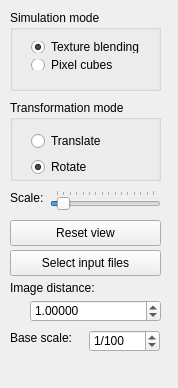
This is glxraysim/mainwindow.ui in ulikoehler/xraysim as Qt 5 draws it before an edit. The edited form follows.
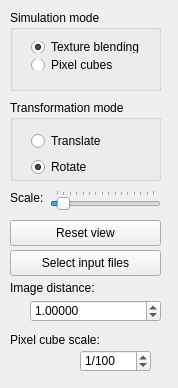
This is the edited form.

Commit message: Cubed pixel drawing works now but isn't shown for default

```diff
--- a/glxraysim/mainwindow.ui
+++ b/glxraysim/mainwindow.ui
@@ -208,19 +208,19 @@
      <rect>
       <x>10</x>
       <y>330</y>
-      <width>71</width>
-      <height>16</height>
+      <width>111</width>
+      <height>20</height>
      </rect>
     </property>
     <property name="text">
-     <string>Base scale:</string>
+     <string>Pixel cube scale:</string>
     </property>
    </widget>
    <widget class="QSpinBox" name="baseScaleSpinner">
     <property name="geometry">
      <rect>
-      <x>89</x>
-      <y>330</y>
+      <x>80</x>
+      <y>350</y>
       <width>71</width>
       <height>22</height>
      </rect>
```
Left out of the diff: 4 changed lines with no effect on the pictures. The commit also changes 4 other files.
